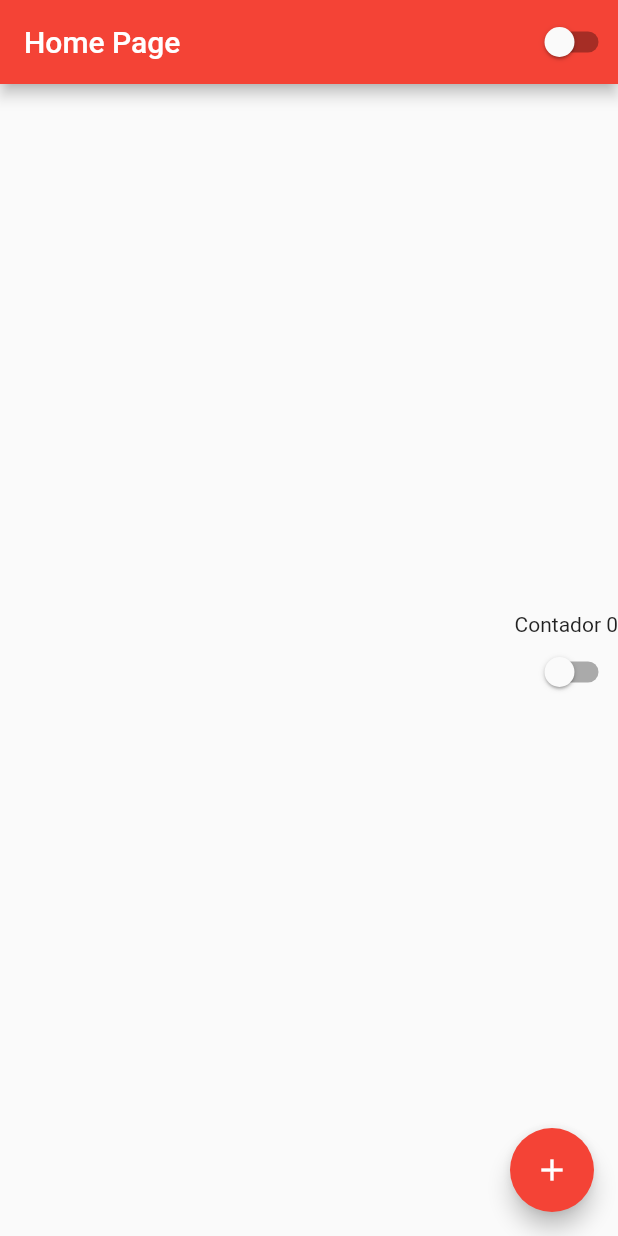
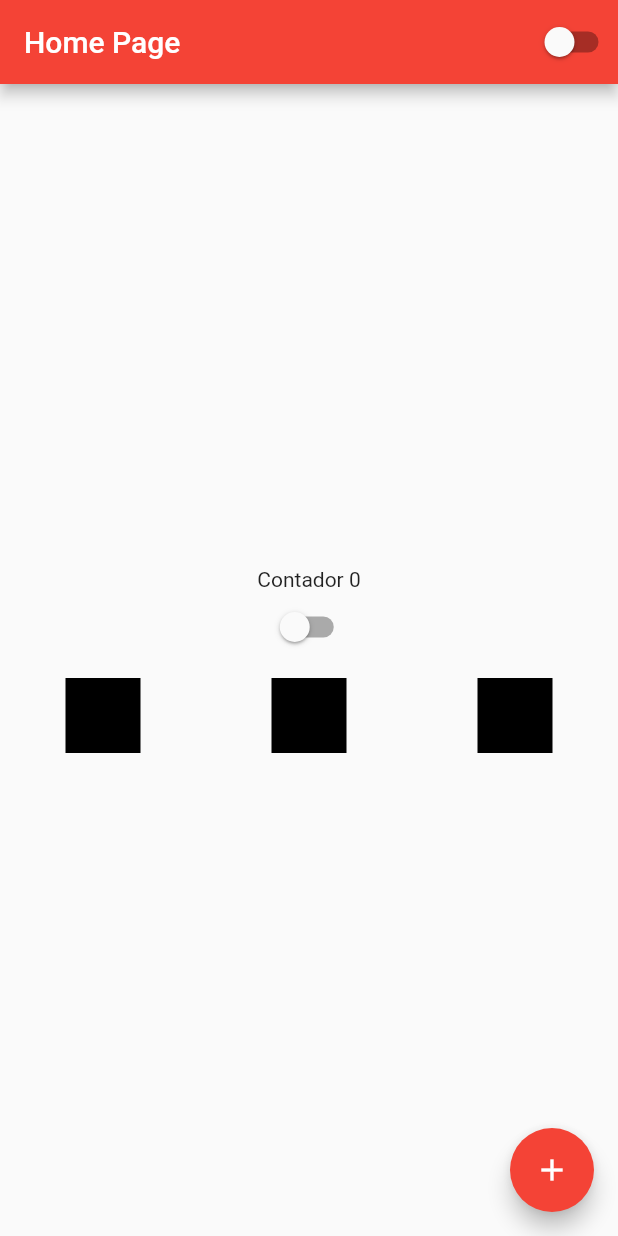
Before and after one commit to jvmr535/studyingFlutter, a Flutter app: the screen it shows after launch, on a phone screen of 412 x 824 dp. Run offline on Flutter 3.47's test engine with Material 2 defaults, Android fonts, the phone set to English and light mode, and no system bars.

Commit message:
feat: :sparkles: Aula 15

```diff
--- a/lib/home_page.dart
+++ b/lib/home_page.dart
@@ -24,8 +24,32 @@ class HomePageState extends State<HomePage> {
         height: double.infinity,
         child: Column(
           mainAxisAlignment: MainAxisAlignment.center,
-          crossAxisAlignment: CrossAxisAlignment.end,
-          children: [Text('Contador $counter'), CustomSwitch()],
+          children: [
+            Text('Contador $counter'),
+            CustomSwitch(),
+            Container(height: 10),
+            Row(
+              mainAxisAlignment: MainAxisAlignment.spaceAround,
+              crossAxisAlignment: CrossAxisAlignment.center,
+              children: [
+                Container(
+                  width: 50,
+                  height: 50,
+                  color: Colors.black,
+                ),
+                Container(
+                  width: 50,
+                  height: 50,
+                  color: Colors.black,
+                ),
+                Container(
+                  width: 50,
+                  height: 50,
+                  color: Colors.black,
+                )
+              ],
+            )
+          ],
         ),
       ),
       floatingActionButton: FloatingActionButton(
```
